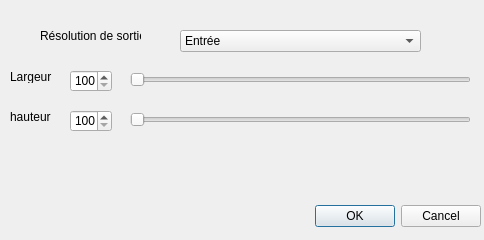
This is getsize.ui in havetc/OpenFish as Qt 5 draws it before an edit. The edited form follows.
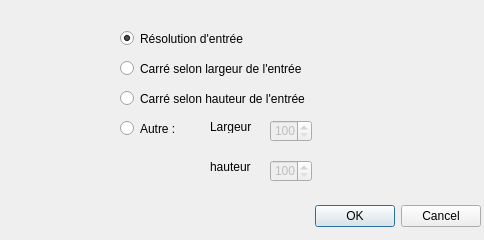
This is the edited form.

Commit message: Ajout de la fenetre de selection de la resolution

Diff of the .ui file:
```diff
--- a/getsize.ui
+++ b/getsize.ui
@@ -29,15 +29,27 @@
     <set>QDialogButtonBox::Cancel|QDialogButtonBox::Ok</set>
    </property>
   </widget>
-  <widget class="QSpinBox" name="spinBox">
+  <widget class="QSpinBox" name="spinBoxWidth">
+   <property name="enabled">
+    <bool>false</bool>
+   </property>
    <property name="geometry">
     <rect>
-     <x>70</x>
-     <y>70</y>
+     <x>270</x>
+     <y>120</y>
      <width>42</width>
      <height>22</height>
     </rect>
    </property>
+   <property name="buttonSymbols">
+    <enum>QAbstractSpinBox::UpDownArrows</enum>
+   </property>
+   <property name="accelerated">
+    <bool>true</bool>
+   </property>
+   <property name="showGroupSeparator" stdset="0">
+    <bool>false</bool>
+   </property>
    <property name="minimum">
     <number>100</number>
    </property>
@@ -45,11 +57,14 @@
     <number>10000</number>
    </property>
   </widget>
-  <widget class="QSpinBox" name="spinBox_2">
+  <widget class="QSpinBox" name="spinBoxHeigth">
+   <property name="enabled">
+    <bool>false</bool>
+   </property>
    <property name="geometry">
     <rect>
-     <x>70</x>
-     <y>110</y>
+     <x>270</x>
+     <y>160</y>
      <width>42</width>
      <height>22</height>
     </rect>
@@ -61,24 +76,11 @@
     <number>10000</number>
    </property>
   </widget>
-  <widget class="QLabel" name="label">
-   <property name="geometry">
-    <rect>
-     <x>40</x>
-     <y>20</y>
-     <width>101</width>
-     <height>31</height>
-    </rect>
-   </property>
-   <property name="text">
-    <string>Résolution de sortie</string>
-   </property>
-  </widget>
   <widget class="QLabel" name="label_2">
    <property name="geometry">
     <rect>
-     <x>10</x>
-     <y>70</y>
+     <x>210</x>
+     <y>120</y>
      <width>47</width>
      <height>13</height>
     </rect>
@@ -90,8 +92,8 @@
   <widget class="QLabel" name="label_3">
    <property name="geometry">
     <rect>
-     <x>10</x>
-     <y>110</y>
+     <x>210</x>
+     <y>160</y>
      <width>47</width>
      <height>13</height>
     </rect>
@@ -100,72 +102,75 @@
     <string>hauteur</string>
    </property>
   </widget>
-  <widget class="QSlider" name="horizontalSlider">
+  <widget class="QRadioButton" name="radioButtonEntree">
    <property name="geometry">
     <rect>
-     <x>130</x>
-     <y>70</y>
-     <width>341</width>
-     <height>19</height>
-    </rect>
-   </property>
-   <property name="minimum">
-    <number>100</number>
-   </property>
-   <property name="maximum">
-    <number>10000</number>
-   </property>
-   <property name="singleStep">
-    <number>10</number>
-   </property>
-   <property name="value">
-    <number>100</number>
-   </property>
-   <property name="orientation">
-    <enum>Qt::Horizontal</enum>
-   </property>
-  </widget>
-  <widget class="QSlider" name="horizontalSlider_2">
-   <property name="geometry">
-    <rect>
-     <x>130</x>
-     <y>110</y>
-     <width>341</width>
-     <height>19</height>
-    </rect>
-   </property>
-   <property name="minimum">
-    <number>100</number>
-   </property>
-   <property name="maximum">
-    <number>10000</number>
-   </property>
-   <property name="singleStep">
-    <number>10</number>
-   </property>
-   <property name="orientation">
-    <enum>Qt::Horizontal</enum>
-   </property>
-  </widget>
-  <widget class="QComboBox" name="comboBox">
-   <property name="geometry">
-    <rect>
-     <x>180</x>
+     <x>120</x>
      <y>30</y>
-     <width>241</width>
-     <height>22</height>
+     <width>151</width>
+     <height>17</height>
     </rect>
    </property>
-   <item>
-    <property name="text">
-     <string>Entrée</string>
-    </property>
-   </item>
-   <item>
-    <property name="text">
-     <string>HD 1024*1024</string>
-    </property>
-   </item>
+   <property name="text">
+    <string>Résolution d'entrée</string>
+   </property>
+   <property name="checked">
+    <bool>true</bool>
+   </property>
+   <attribute name="buttonGroup">
+    <string notr="true">buttonGroup</string>
+   </attribute>
+  </widget>
+  <widget class="QRadioButton" name="radioButtonWidth">
+   <property name="geometry">
+    <rect>
+     <x>120</x>
+     <y>60</y>
+     <width>201</width>
+     <height>17</height>
+    </rect>
+   </property>
+   <property name="text">
+    <string>Carré selon largeur de l'entrée</string>
+   </property>
+   <attribute name="buttonGroup">
+    <string notr="true">buttonGroup</string>
+   </attribute>
+  </widget>
+  <widget class="QRadioButton" name="radioButtonHeigth">
+   <property name="geometry">
+    <rect>
+     <x>120</x>
+     <y>90</y>
+     <width>191</width>
+     <height>17</height>
+    </rect>
+   </property>
+   <property name="text">
+    <string>Carré selon hauteur de l'entrée</string>
+   </property>
+   <attribute name="buttonGroup">
+    <string notr="true">buttonGroup</string>
+   </attribute>
+  </widget>
+  <widget class="QRadioButton" name="radioButtonCustom">
+   <property name="geometry">
+    <rect>
+     <x>120</x>
+     <y>120</y>
+     <width>71</width>
+     <height>17</height>
+    </rect>
+   </property>
+   <property name="text">
+    <string>Autre :</string>
+   </property>
+   <property name="checked">
+    <bool>false</bool>
+   </property>
+   <attribute name="buttonGroup">
+    <string notr="true">buttonGroup</string>
+   </attribute>
   </widget>
  </widget>
  <resources/>
```
Left out of the diff: 51 changed lines with no effect on the pictures. The commit also changes 4 other files.
